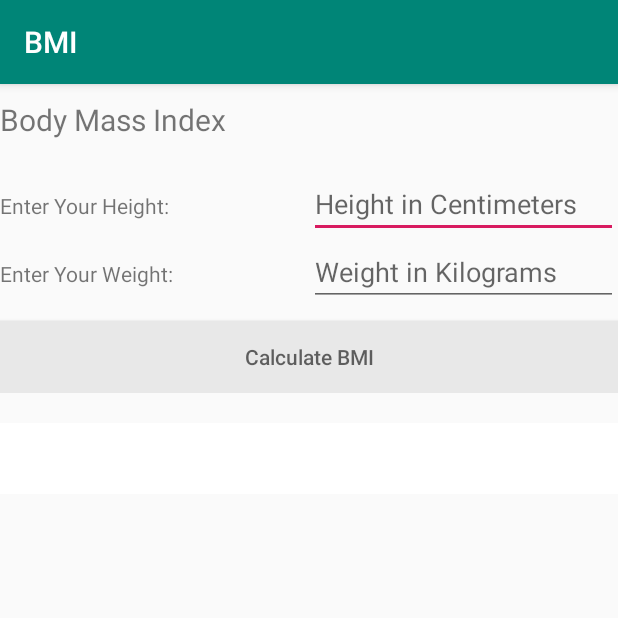
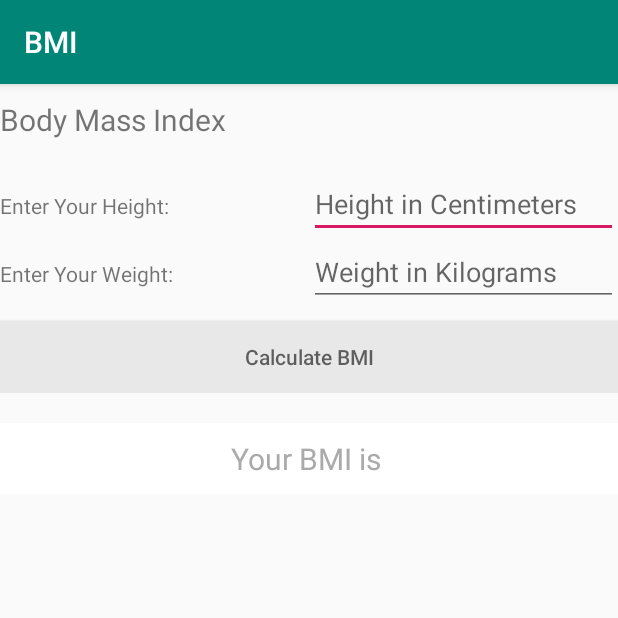
Before and after one commit to Ascol9861/BMI, an Android app: the screen it shows after launch (MainActivity), on a phone screen of 412 x 824 dp, the top half of it. Run offline under Robolectric (Android 15) with nearby library versions, the phone set to English and light mode, and no system bars.

```diff
--- a/app/src/main/res/layout/activity_main.xml
+++ b/app/src/main/res/layout/activity_main.xml
@@ -96,7 +96,7 @@
                 android:layout_marginTop="20dp"
                 android:layout_marginBottom="20dp"
                 android:padding="10dp"
-                android:textColor="#fff"
+                android:textColor="#aaa"
                 android:textAlignment="center"
                 android:id="@+id/tvOutput"
                 android:text="Your BMI is "
```
